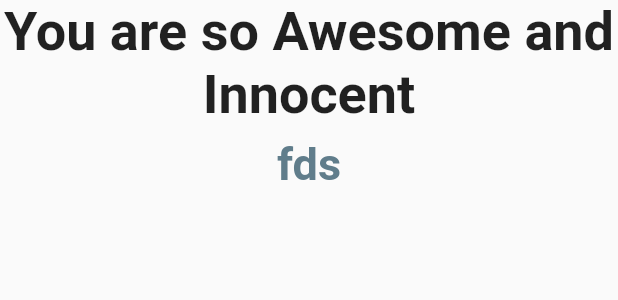
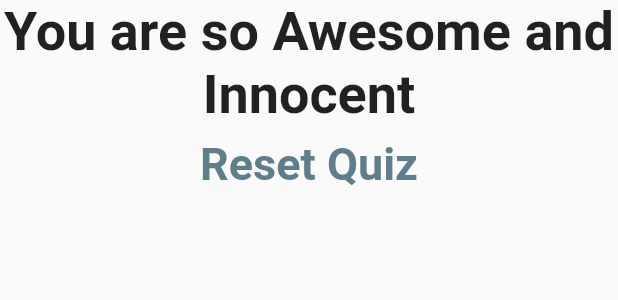
Before and after one commit to CHAITANYA9999999/LEARNING-FLUTTER, a Flutter app: the Result widget shown alone on an empty page, opened directly with empty values, on a phone screen of 412 x 824 dp. Shown: the top 300 px of the screen. Run offline on Flutter 3.47's test engine with Material 2 defaults, Android fonts, the phone set to English and light mode, and no system bars; missing offline and left inert: dart:ffi.

Commit message:
DAY 5 COMPLETED

```diff
--- a/lib/result.dart
+++ b/lib/result.dart
@@ -39,14 +39,14 @@ class Result extends StatelessWidget {
           ),
           TextButton(
               onPressed: resetHandler,
-              child: Text(
-                'fds',
+              child: const Text(
+                'Reset Quiz',
                 style: TextStyle(
                   color: Colors.blueGrey,
                   fontSize: 30,
                   fontWeight: FontWeight.bold,
                 ),
-              ))
+              )),
         ],
       ),
     );
```
